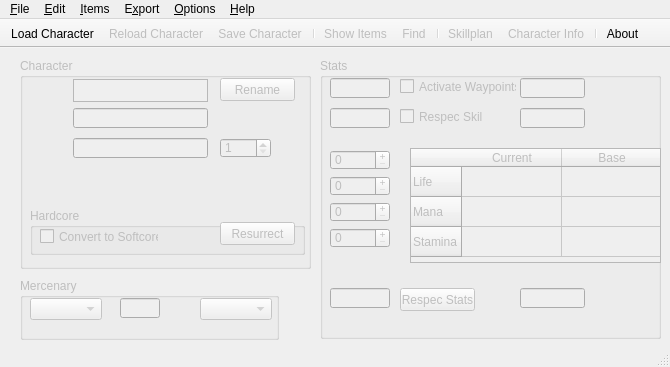
Qt form medianxlofflinetools.ui (kambala-decapitator/MedianXLOfflineTools) before a commit.
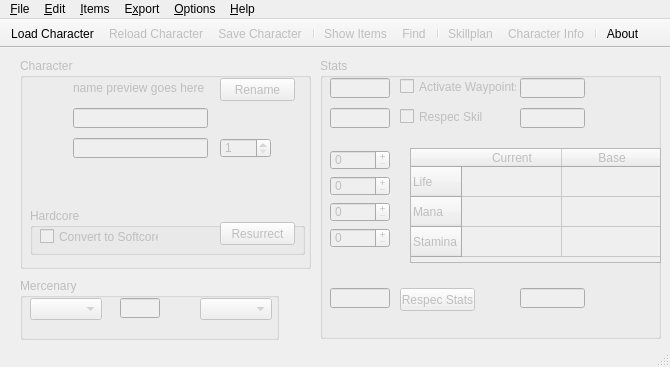
The same form after that commit. Icons and pictures are not drawn.

Commit message:
changed name preview widget from QTextEdit to QLabel;
setting fixed size on dialogs in their layout rather than directly.

What changed in the file:
```diff
--- a/medianxlofflinetools.ui
+++ b/medianxlofflinetools.ui
@@ -338,56 +338,6 @@
       <string>Rename</string>
      </property>
     </widget>
-    <widget class="QTextEdit" name="charNamePreview">
-     <property name="geometry">
-      <rect>
-       <x>53</x>
-       <y>21</y>
-       <width>135</width>
-       <height>23</height>
-      </rect>
-     </property>
-     <property name="sizePolicy">
-      <sizepolicy hsizetype="MinimumExpanding" vsizetype="Fixed">
-       <horstretch>0</horstretch>
-       <verstretch>0</verstretch>
-      </sizepolicy>
-     </property>
-     <property name="minimumSize">
-      <size>
-       <width>0</width>
-       <height>23</height>
-      </size>
-     </property>
-     <property name="maximumSize">
-      <size>
-       <width>16777215</width>
-       <height>23</height>
-      </size>
-     </property>
-     <property name="toolTip">
-      <string/>
-     </property>
-     <property name="verticalScrollBarPolicy">
-      <enum>Qt::ScrollBarAlwaysOff</enum>
-     </property>
-     <property name="horizontalScrollBarPolicy">
-      <enum>Qt::ScrollBarAlwaysOff</enum>
-     </property>
-     <property name="lineWrapMode">
-      <enum>QTextEdit::NoWrap</enum>
-     </property>
-     <property name="readOnly">
-      <bool>true</bool>
-     </property>
-     <property name="html">
-      <string notr="true">&lt;!DOCTYPE HTML PUBLIC &quot;-//W3C//DTD HTML 4.0//EN&quot; &quot;http://www.w3.org/TR/REC-html40/strict.dtd&quot;&gt;
-&lt;html&gt;&lt;head&gt;&lt;meta name=&quot;qrichtext&quot; content=&quot;1&quot; /&gt;&lt;style type=&quot;text/css&quot;&gt;
-p, li { white-space: pre-wrap; }
-&lt;/style&gt;&lt;/head&gt;&lt;body style=&quot; font-family:'MS Shell Dlg 2'; font-size:8.25pt; font-weight:400; font-style:normal;&quot;&gt;
-&lt;p style=&quot; margin-top:0px; margin-bottom:0px; margin-left:0px; margin-right:0px; -qt-block-indent:0; text-indent:0px;&quot;&gt;&lt;span style=&quot; font-size:8pt;&quot;&gt;&lt;br /&gt;&lt;/span&gt;&lt;/p&gt;&lt;/body&gt;&lt;/html&gt;</string>
-     </property>
-    </widget>
     <widget class="QLineEdit" name="classLineEdit">
      <property name="geometry">
       <rect>
@@ -511,6 +461,19 @@
       </property>
      </widget>
     </widget>
+    <widget class="QLabel" name="charNamePreviewLabel">
+     <property name="geometry">
+      <rect>
+       <x>53</x>
+       <y>20</y>
+       <width>135</width>
+       <height>20</height>
+      </rect>
+     </property>
+     <property name="text">
+      <string notr="true">name preview goes here</string>
+     </property>
+    </widget>
    </widget>
    <widget class="QGroupBox" name="mercGroupBox">
     <property name="enabled">
```
The commit also changes 10 other files.
